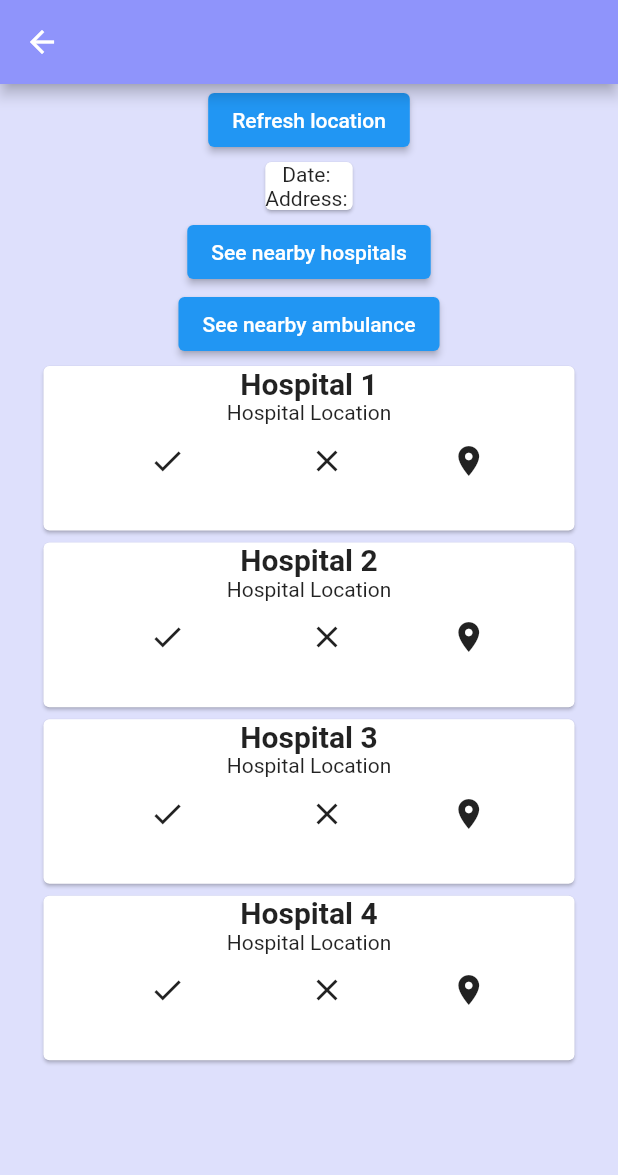
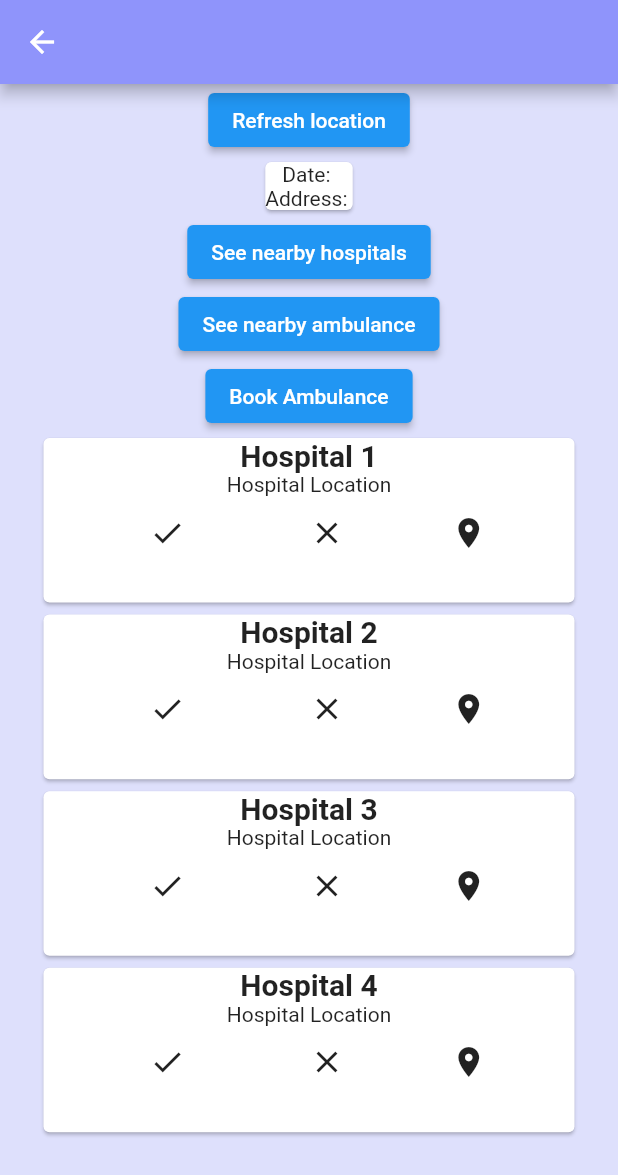
Before and after one commit to vaibhav-init/ambulance-app-task-, a Flutter app: the PatientPage screen opened directly, after a tap on "Refresh location", on a phone screen of 412 x 824 dp. Shown: the top 1175 px of the screen. Run offline on Flutter 3.47's test engine with Material 2 defaults, Android fonts, the phone set to English and light mode, and no system bars; our stand-ins replace firebase_auth, firebase_core, flutter_svg, fluttertoast, font_awesome_flutter, google_maps_flutter and 3 more; missing offline and left inert: geocoder, geocoder2, sliding_switch; accounts and stored records are empty; network calls fail.

Commit message:
maps feature added

```diff
--- a/lib/main.dart
+++ b/lib/main.dart
@@ -1,5 +1,7 @@
 // @dart=2.9
 
+import 'package:ambulance_tracker/screens/ambulance_book.dart';
+import 'package:ambulance_tracker/screens/patient_page.dart';
 import 'package:flutter/material.dart';
 import 'package:firebase_core/firebase_core.dart';
 
@@ -9,9 +11,9 @@ void main() async {
   WidgetsFlutterBinding.ensureInitialized();
   await Firebase.initializeApp();
   runApp(
-    MaterialApp(
+    const MaterialApp(
       debugShowCheckedModeBanner: false,
-      home: WelcomeScreen(),
+      home: AmbulanceBook(),
     ),
   );
 }
--- a/lib/screens/patient_page.dart
+++ b/lib/screens/patient_page.dart
@@ -1,3 +1,4 @@
+import 'package:ambulance_tracker/screens/ambulance_book.dart';
 import 'package:ambulance_tracker/services/MapUtils.dart';
 import 'package:ambulance_tracker/services/current_location.dart';
 import 'package:flutter/material.dart';
@@ -19,18 +20,17 @@ class _PatientPageState extends State<PatientPage> {
   @override
   void initState() {
     super.initState();
-    currentLoc();
+    // currentLoc();
   }
 
   @override
   Widget build(BuildContext context) {
-    currentLoc();
-
+    // currentLoc();
 
     try {
       loc[0];
     } catch (e) {
-      currentLoc();
+      // currentLoc();
     }
 
     return Scaffold(
@@ -45,7 +45,7 @@ class _PatientPageState extends State<PatientPage> {
               ElevatedButton(
                   child: Text("Refresh location"),
                   onPressed: () async {
-                    currentLoc();
+                    // currentLoc();
 
                     date_time = currLoc.split("{}")[0];
                     address = currLoc.split("{}")[2];
@@ -80,43 +80,56 @@ class _PatientPageState extends State<PatientPage> {
                     MapUtils.openMap2(
                         double.parse(loc[0]), double.parse(loc[1]));
                   }),
+              ElevatedButton(
+                  child: const Text("Book Ambulance"),
+                  onPressed: () {
+                    Navigator.push(
+                      context,
+                      MaterialPageRoute(
+                        builder: (context) => AmbulanceBook(),
+                      ),
+                    );
+                  }),
               Container(
                 child: SingleChildScrollView(
                   child: Column(
                     children: getHosps(),
                   ),
                 ),
-              )
-            ])));
+              ),
+            ]),
+      ),
+    );
   }
 
-  void currentLoc() async {
-    currLoc = await getLoc();
-    date_time = currLoc.split("{}")[0];
-    address = currLoc.split("{}")[2];
-    loc = currLoc.split("{}")[1].split(" , ");
-  }
+  // void currentLoc() async {
+  //   currLoc = await getLoc();
+  //   date_time = currLoc.split("{}")[0];
+  //   address = currLoc.split("{}")[2];
+  //   loc = currLoc.split("{}")[1].split(" , ");
+  // }
 
   List<Widget> getHosps() {
     List<Widget> lst = [];
     for (int i = 1; i <= 4; i++) {
       lst.add(Padding(
         padding: const EdgeInsets.symmetric(horizontal: 16.0),
-        child: Container(
+        child: SizedBox(
           width: MediaQuery.of(context).size.width - 50,
           height: MediaQuery.of(context).size.height / 7,
           child: Card(
             child: Column(children: [
               Text(
                 "Hospital " + i.toString(),
-                  style: TextStyle(fontWeight: FontWeight.bold, fontSize: 20),
+                style:
+                    const TextStyle(fontWeight: FontWeight.bold, fontSize: 20),
               ),
-                Text("Hospital Location"),
+              const Text("Hospital Location"),
               Row(
                 mainAxisAlignment: MainAxisAlignment.spaceEvenly,
                 children: [
                   IconButton(
-                        icon: Icon(Icons.check),
+                      icon: const Icon(Icons.check),
                       onPressed: () {
                         Fluttertoast.showToast(
                             msg:
@@ -127,21 +140,21 @@ class _PatientPageState extends State<PatientPage> {
                             fontSize: 16.0);
                       }),
                   IconButton(
-                        icon: Icon(Icons.close),
+                      icon: const Icon(Icons.close),
                       onPressed: () {
                         Fluttertoast.showToast(
-                              msg:
-                              "Hospital rejected",
+                            msg: "Hospital rejected",
                             toastLength: Toast.LENGTH_SHORT,
                             gravity: ToastGravity.CENTER,
                             textColor: Colors.white,
                             fontSize: 16.0);
                       }),
-                    Icon(Icons.location_on)
+                  const Icon(Icons.location_on)
                 ],
               )
             ]),
-            )),
+          ),
+        ),
       ));
     }
 
```
Also changed, not shown: lib/dummy_data.dart (added, +15 -0 lines), lib/screens/ambulance_book.dart (added, +135 -0 lines), lib/screens/driver_page.dart (+7 -23 lines), lib/services/MapUtils.dart (+3 -5 lines), lib/services/current_location.dart (+9 -18 lines), pubspec.yaml (+4 -3 lines), 2 other files. Lines whose indentation alone changed are shown as unchanged.
